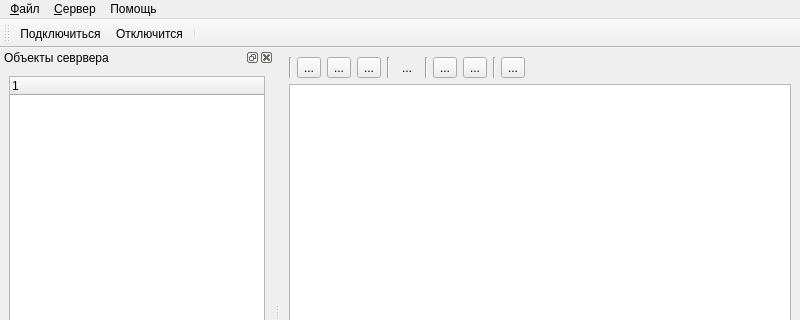
Old version of the form bAdmin/mainwindow.ui in the repository arcirk/bAdmin; both pictures show x 0 to 800 and y 0 to 320 of the 800 by 600 pixel window.
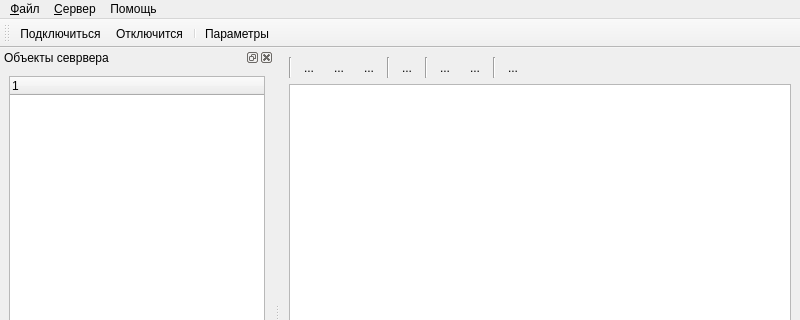
New version of the form. Icons and pictures are not drawn.

What changed in the file:
```diff
--- a/bAdmin/mainwindow.ui
+++ b/bAdmin/mainwindow.ui
@@ -71,6 +71,9 @@
           <iconset resource="resurses.qrc">
            <normaloff>:/img/itemAdd.png</normaloff>:/img/itemAdd.png</iconset>
          </property>
+         <property name="autoRaise">
+          <bool>true</bool>
+         </property>
         </widget>
        </item>
        <item>
@@ -85,6 +88,9 @@
           <iconset resource="resurses.qrc">
            <normaloff>:/img/itemEdit.png</normaloff>:/img/itemEdit.png</iconset>
          </property>
+         <property name="autoRaise">
+          <bool>true</bool>
+         </property>
         </widget>
        </item>
        <item>
@@ -99,6 +105,9 @@
           <iconset resource="resurses.qrc">
            <normaloff>:/img/itemDelete.png</normaloff>:/img/itemDelete.png</iconset>
          </property>
+         <property name="autoRaise">
+          <bool>true</bool>
+         </property>
         </widget>
        </item>
        <item>
@@ -174,6 +183,9 @@
           <iconset resource="resurses.qrc">
            <normaloff>:/img/importFromDatabase.png</normaloff>:/img/importFromDatabase.png</iconset>
          </property>
+         <property name="autoRaise">
+          <bool>true</bool>
+         </property>
         </widget>
        </item>
        <item>
@@ -188,6 +200,9 @@
           <iconset resource="resurses.qrc">
            <normaloff>:/img/exportKeysToDatabase.png</normaloff>:/img/exportKeysToDatabase.png</iconset>
          </property>
+         <property name="autoRaise">
+          <bool>true</bool>
+         </property>
         </widget>
        </item>
        <item>
@@ -221,6 +236,9 @@
           <iconset resource="resurses.qrc">
            <normaloff>:/img/link.png</normaloff>:/img/link.png</iconset>
          </property>
+         <property name="autoRaise">
+          <bool>true</bool>
+         </property>
         </widget>
        </item>
        <item>
@@ -300,6 +318,7 @@
    <addaction name="mnuConnect"/>
    <addaction name="mnuDisconnect"/>
    <addaction name="separator"/>
+   <addaction name="mnuOptions"/>
   </widget>
   <widget class="QDockWidget" name="dockWidgetObjects">
    <property name="windowTitle">
@@ -377,6 +396,15 @@
     <string>&amp;О программе ...</string>
    </property>
   </action>
+  <action name="mnuOptions">
+   <property name="icon">
+    <iconset resource="resurses.qrc">
+     <normaloff>:/img/settings.ico</normaloff>:/img/settings.ico</iconset>
+   </property>
+   <property name="text">
+    <string>Параметры</string>
+   </property>
+  </action>
  </widget>
  <resources>
   <include location="resurses.qrc"/>
```
Left out of the diff: 2 changed lines with no effect on the pictures.
